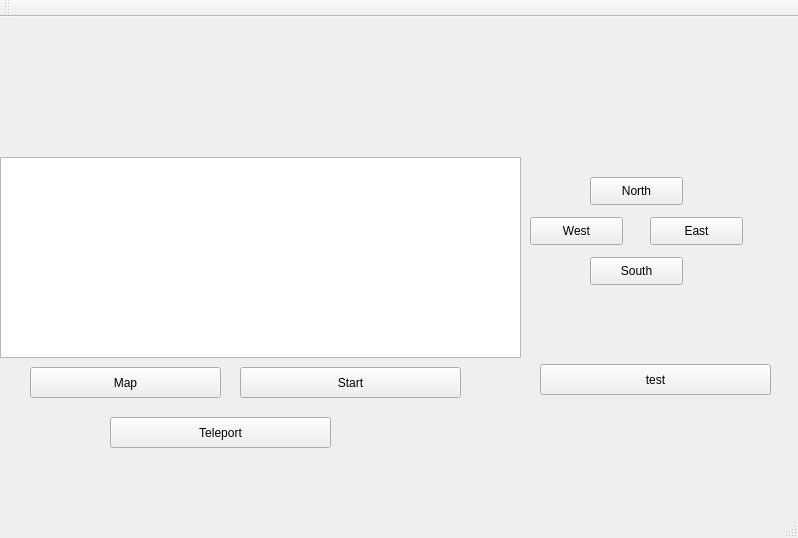
First picture: the form in mainwindow.ui, repository Carried-by-Compiler/Event-Driven-Programming-CS4076, before the edit.
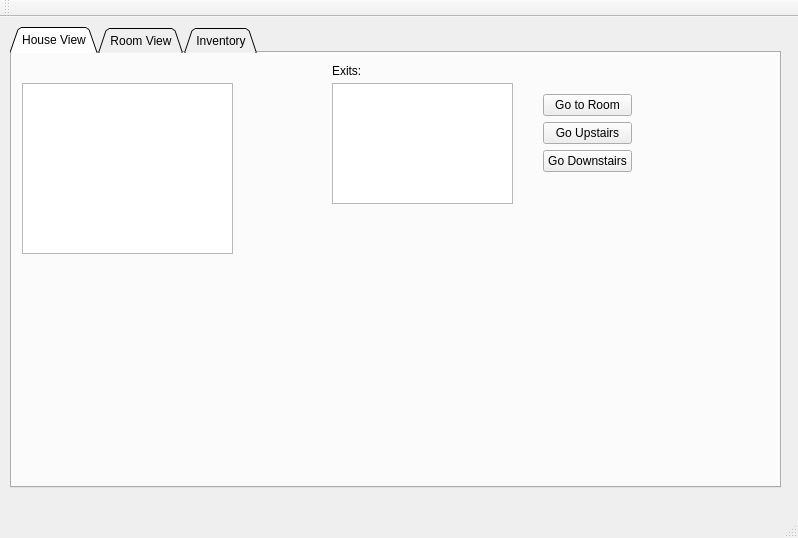
Second picture: the form after the edit. The open tabs and pages were chosen to show the change.

The edit to the form file:
```diff
--- a/mainwindow.ui
+++ b/mainwindow.ui
@@ -10,136 +10,148 @@
     <height>538</height>
    </rect>
   </property>
+  <property name="maximumSize">
+   <size>
+    <width>798</width>
+    <height>538</height>
+   </size>
+  </property>
   <property name="windowTitle">
    <string>MainWindow</string>
   </property>
   <widget class="QWidget" name="centralWidget">
-   <widget class="QPushButton" name="teleButton">
+   <widget class="QTabWidget" name="tabWidget">
     <property name="geometry">
      <rect>
-      <x>110</x>
-      <y>400</y>
-      <width>221</width>
-      <height>31</height>
-     </rect>
-    </property>
-    <property name="text">
-     <string>Teleport</string>
-    </property>
-   </widget>
-   <widget class="QLabel" name="textLabel">
-    <property name="geometry">
-     <rect>
-      <x>20</x>
+      <x>10</x>
       <y>10</y>
-      <width>751</width>
-      <height>101</height>
+      <width>771</width>
+      <height>461</height>
      </rect>
     </property>
-    <property name="text">
+    <property name="tabShape">
+     <enum>QTabWidget::Triangular</enum>
+    </property>
+    <property name="currentIndex">
+     <number>1</number>
+    </property>
+    <widget class="QWidget" name="tab">
+     <attribute name="title">
+      <string>House View</string>
+     </attribute>
+     <attribute name="toolTip">
+      <string>View of entire house</string>
+     </attribute>
+     <widget class="QPlainTextEdit" name="roomInfoOutput">
+      <property name="geometry">
+       <rect>
+        <x>10</x>
+        <y>30</y>
+        <width>211</width>
+        <height>171</height>
+       </rect>
+      </property>
+      <property name="readOnly">
+       <bool>true</bool>
+      </property>
+      <property name="plainText">
      <string/>
     </property>
    </widget>
-   <widget class="QPushButton" name="startButton">
+     <widget class="QListWidget" name="listWidget">
     <property name="geometry">
      <rect>
-      <x>240</x>
-      <y>350</y>
-      <width>221</width>
-      <height>31</height>
-     </rect>
-    </property>
-    <property name="text">
-     <string>Start</string>
-    </property>
-   </widget>
-   <widget class="QPushButton" name="NorthButton">
+        <x>320</x>
+        <y>30</y>
+        <width>181</width>
+        <height>121</height>
+       </rect>
+      </property>
+     </widget>
+     <widget class="QLabel" name="exitsLabel">
     <property name="geometry">
      <rect>
-      <x>590</x>
-      <y>160</y>
-      <width>93</width>
-      <height>28</height>
+        <x>320</x>
+        <y>10</y>
+        <width>241</width>
+        <height>16</height>
      </rect>
     </property>
     <property name="text">
-     <string>North</string>
-    </property>
-   </widget>
-   <widget class="QPushButton" name="EastButton">
+       <string>Exits:</string>
+      </property>
+     </widget>
+     <widget class="QWidget" name="">
     <property name="geometry">
      <rect>
-      <x>650</x>
-      <y>200</y>
-      <width>93</width>
-      <height>28</height>
-     </rect>
-    </property>
-    <property name="text">
-     <string>East</string>
-    </property>
-   </widget>
-   <widget class="QPushButton" name="westButton">
-    <property name="geometry">
-     <rect>
-      <x>530</x>
-      <y>200</y>
-      <width>93</width>
-      <height>28</height>
-     </rect>
-    </property>
+        <x>520</x>
+        <y>30</y>
+        <width>111</width>
+        <height>100</height>
+       </rect>
+      </property>
+      <layout class="QVBoxLayout" name="verticalLayout">
+       <item>
+        <widget class="QPushButton" name="goButton">
+         <property name="toolTip">
+          <string>&lt;html&gt;&lt;head/&gt;&lt;body&gt;&lt;p&gt;Moves character to the selected room&lt;/p&gt;&lt;/body&gt;&lt;/html&gt;</string>
+         </property>
     <property name="text">
-     <string>West</string>
-    </property>
-   </widget>
-   <widget class="QPushButton" name="SouthButton">
-    <property name="geometry">
-     <rect>
-      <x>590</x>
-      <y>240</y>
-      <width>93</width>
-      <height>28</height>
-     </rect>
+          <string>Go to Room</string>
+         </property>
+        </widget>
+       </item>
+       <item>
+        <widget class="QPushButton" name="upButton">
+         <property name="toolTip">
+          <string>&lt;html&gt;&lt;head/&gt;&lt;body&gt;&lt;p&gt;Moves character to the selected room&lt;/p&gt;&lt;/body&gt;&lt;/html&gt;</string>
     </property>
     <property name="text">
-     <string>South</string>
-    </property>
-   </widget>
-   <widget class="QPushButton" name="mapButton">
-    <property name="geometry">
-     <rect>
-      <x>30</x>
-      <y>350</y>
-      <width>191</width>
-      <height>31</height>
-     </rect>
+          <string>Go Upstairs</string>
+         </property>
+        </widget>
+       </item>
+       <item>
+        <widget class="QPushButton" name="downButton">
+         <property name="toolTip">
+          <string>&lt;html&gt;&lt;head/&gt;&lt;body&gt;&lt;p&gt;Moves character to the selected room&lt;/p&gt;&lt;/body&gt;&lt;/html&gt;</string>
     </property>
     <property name="text">
-     <string>Map</string>
-    </property>
-   </widget>
-   <widget class="QPushButton" name="testButton">
+          <string>Go Downstairs</string>
+         </property>
+        </widget>
+       </item>
+      </layout>
+     </widget>
+    </widget>
+    <widget class="QWidget" name="tab_2">
+     <attribute name="title">
+      <string>Room View</string>
+     </attribute>
+     <widget class="QLabel" name="roomNameLabel">
     <property name="geometry">
      <rect>
-      <x>540</x>
-      <y>347</y>
-      <width>231</width>
-      <height>31</height>
-     </rect>
-    </property>
+        <x>10</x>
+        <y>10</y>
+        <width>741</width>
+        <height>101</height>
+       </rect>
+      </property>
+      <property name="font">
+       <font>
+        <pointsize>36</pointsize>
+       </font>
+      </property>
     <property name="text">
-     <string>test</string>
-    </property>
-   </widget>
-   <widget class="QGraphicsView" name="MainView">
-    <property name="geometry">
-     <rect>
-      <x>0</x>
-      <y>140</y>
-      <width>521</width>
-      <height>201</height>
-     </rect>
-    </property>
+       <string>TextLabel</string>
+      </property>
+     </widget>
+    </widget>
+    <widget class="QWidget" name="tab_3">
+     <attribute name="title">
+      <string>Inventory</string>
+     </attribute>
+    </widget>
    </widget>
   </widget>
   <widget class="QMenuBar" name="menuBar">
```
Left out of the diff: 2 changed lines with no effect on the pictures. Lines whose indentation alone changed are shown as unchanged.
